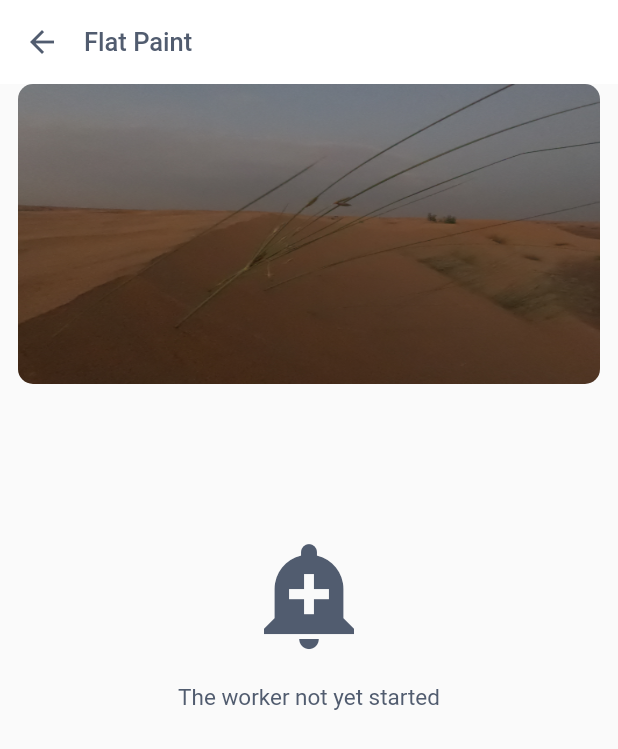
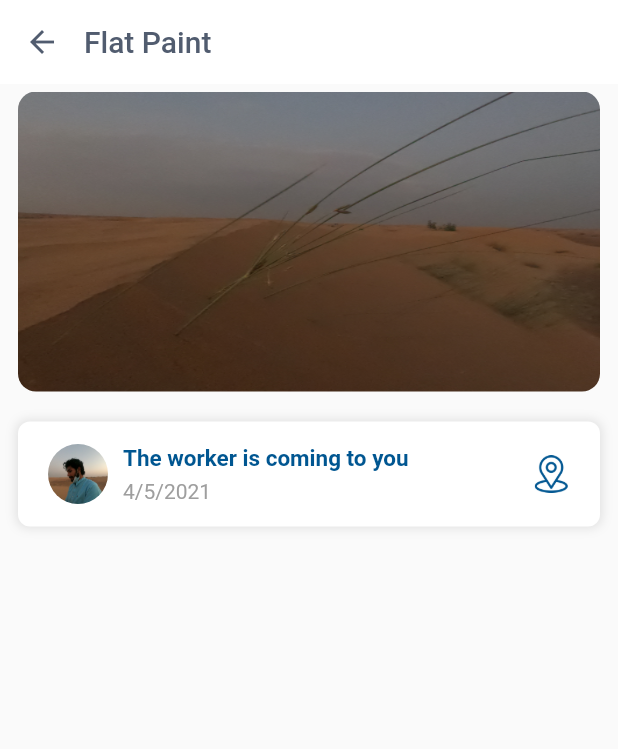
Before and after one commit to Ardhra-Vibin/my_ess, a Flutter app: the WorkProgress screen opened directly, after a tap on "Flat Paint", on a phone screen of 412 x 824 dp. Shown: the top 749 px of the screen. Run offline on Flutter 3.47's test engine with Material 2 defaults, Android fonts, the phone set to English and light mode, and no system bars; our stand-ins replace flutter_custom_clippers, material_design_icons_flutter, pin_code_fields, scrollable_positioned_list, shared_preferences; missing offline and left inert: dropdown_date_picker; accounts and stored records are empty.

```diff
--- a/lib/Views/Categories/category_screen.dart
+++ b/lib/Views/Categories/category_screen.dart
@@ -48,7 +48,7 @@ class _Category_ScreenState extends State<Category_Screen> {
               Stack(
                 children: [
                   Container(
-                    height: h / 5,
+                    height: h / 4.7,
                     width: w,
                     decoration: BoxDecoration(
                         color: primary,
@@ -228,7 +228,7 @@ class _Category_ScreenState extends State<Category_Screen> {
                     Padding(
                       padding: const EdgeInsets.only(right: 12,left: 12),
                       child: Container(
-                        height: 400,
+                        height: h/1.5,
                         child: searchResult.length >0?GridView.builder(
                             gridDelegate:SliverGridDelegateWithFixedCrossAxisCount(
                                 crossAxisCount: 2,
--- a/lib/Views/WorkProgress/check_work_progress.dart
+++ b/lib/Views/WorkProgress/check_work_progress.dart
@@ -1,4 +1,7 @@
+import 'dart:async';
+
 import 'package:flutter/material.dart';
+import 'package:flutter_ess_app/Views/WorkProgress/work_detail_screen3.dart';
 
 import '../widgets.dart';
 class CheckWorkProgress extends StatefulWidget {
@@ -10,6 +13,27 @@ class CheckWorkProgress extends StatefulWidget {
 }
 
 class _CheckWorkProgressState extends State<CheckWorkProgress> {
+
+  bool showw;
+
+  @override
+  void initState() {
+    // TODO: implement initState
+    super.initState();
+    setState(() {
+      showw = false;
+    });
+    _timer();
+  }
+
+  _timer()async {
+    Timer(Duration(seconds: 3),(){
+      setState(() {
+        showw=true;
+      });
+    });
+  }
+
   @override
   Widget build(BuildContext context) {
 
@@ -33,15 +57,20 @@ class _CheckWorkProgressState extends State<CheckWorkProgress> {
               child: Container(
                 height: 200,
                 width: w,
-                child:Image.asset(widget.img,fit: BoxFit.fill,),
+                child:Image.asset(widget.img,fit: BoxFit.cover,),
               ),
             ),
-            SizedBox(height: 100,),
-            Icon(Icons.add_alert,color: tG,size: 80,),
-            Padding(
-              padding: const EdgeInsets.only(top: 20),
-              child: Text("The worker not yet started",style:f15tG,),
-            )
+            showw == false?   Column(
+              children: [
+                SizedBox(height: h/5,),
+                Image.asset("assets/icons/bell.png",height: 70,),
+                Padding(
+                  padding: const EdgeInsets.only(top: 20),
+                  child: Text("The worker has not yet started",style:f17tG,),
+                )
+              ],
+            ) : PricingTerms(),
+
             ],
         ),
       ),
--- /dev/null
+++ b/lib/Views/WorkProgress/work_detail_screen1.dart
@@ -0,0 +1,89 @@
+import 'dart:ui';
+
+import 'package:flutter/cupertino.dart';
+import 'package:flutter_ess_app/Views/WorkProgress/work_detail_screen2.dart';
+import 'package:intl/intl.dart';
+import 'package:flutter/material.dart';
+
+import '../widgets.dart';
+class CheckWorkScreen1 extends StatefulWidget {
+  String img;
+  CheckWorkScreen1({Key key,this.img}) : super(key: key);
+
+  @override
+  _CheckWorkScreen1State createState() => _CheckWorkScreen1State();
+}
+
+class _CheckWorkScreen1State extends State<CheckWorkScreen1> {
+  @override
+  Widget build(BuildContext context) {
+
+    var h = MediaQuery.of(context).size.height;
+    var w = MediaQuery.of(context).size.width;
+
+    return Scaffold(
+      appBar: AppBar(
+        backgroundColor: white,
+        elevation: 0,
+        iconTheme: IconThemeData(color: tG),
+        title: Text("Flat Paint",style: fappbar,),
+        titleSpacing: 0,
+      ),
+      body: Padding(
+        padding: const EdgeInsets.only(right: 12,left: 12,top: 5),
+        child: Column(
+          children: [
+            ClipRRect(
+              borderRadius:BorderRadius.circular(12),
+              child: Container(
+                height: 200,
+                width: w,
+                child:Image.asset(widget.img,fit: BoxFit.fill,),
+              ),
+            ),
+            SizedBox(height: 20,),
+            GestureDetector(
+              onTap: (){
+                Navigator.push(context, MaterialPageRoute(builder: (context) => WorkDetailsScreen2()));
+              },
+              child: Container(
+                  decoration: BoxDecoration(
+                    color: white,
+                    borderRadius: BorderRadius.circular(8),
+                    boxShadow: [BoxShadow(color: Colors.grey[300],
+                    spreadRadius: 1,blurRadius: 5),]
+                  ),
+                  child: Padding(
+                    padding: const EdgeInsets.only(left: 20,right: 20,top: 15,bottom: 15),
+                    child: Row(mainAxisAlignment: MainAxisAlignment.spaceBetween,
+                children: [
+                    Row(
+                      children: [
+                        Container(clipBehavior: Clip.antiAlias,
+                            height: 40,width: 40,
+                            decoration: BoxDecoration(
+                              shape: BoxShape.circle,
+                            ),
+                            child: Image.asset("assets/images/GOPR2789.JPG",fit: BoxFit.cover,)),
+                        SizedBox(width: 10,),
+                        Column(crossAxisAlignment: CrossAxisAlignment.start,
+                          children: [
+                            Text("The worker is coming to you",style: f15BB,),
+                            SizedBox(height: 5,),
+                            Text(DateFormat.yMd().format(DateTime.now()),
+                            style: f14g,)
+                          ],
+                        )
+                      ],
+                    ),
+                    Image.asset("assets/icons/location.png",color: primary,height: 25,)
+                ],
+              ),
+                  )),
+            )
+          ],
+        ),
+      ),
+    );
+  }
+}
--- a/lib/Views/WorkProgress/work_progress_screen.dart
+++ b/lib/Views/WorkProgress/work_progress_screen.dart
@@ -1,5 +1,6 @@
 import 'package:flutter/material.dart';
 import 'package:flutter_ess_app/Views/Categories/notification_screen.dart';
+import 'package:flutter_ess_app/Views/WorkProgress/work_detail_screen1.dart';
 import 'package:material_design_icons_flutter/material_design_icons_flutter.dart';
 
 import '../widgets.dart';
@@ -15,9 +16,9 @@ class _WorkProgressState extends State<WorkProgress> {
 
     var h = MediaQuery.of(context).size.height;
     var w = MediaQuery.of(context).size.width;
-
     return Scaffold(
       backgroundColor: primary,
+
       body: Column(
         children: [
           Padding(
@@ -133,7 +134,7 @@ class _WorkProgressState extends State<WorkProgress> {
                       padding: const EdgeInsets.only(top: 10),
                       child: GestureDetector(
                         onTap: (){
-                          Navigator.push(context, MaterialPageRoute(builder: (context)=>CheckWorkProgress(img:"assets/images/GOPR2792.JPG")));
+                          Navigator.push(context, MaterialPageRoute(builder: (context)=>CheckWorkScreen1(img:"assets/images/GOPR2792.JPG")));
                         },
                         child: Container(
                           decoration: BoxDecoration(
--- a/lib/Views/widgets.dart
+++ b/lib/Views/widgets.dart
@@ -25,6 +25,14 @@ TextStyle f17P = TextStyle(
     fontWeight: FontWeight.bold
 
 );
+
+TextStyle f18WB = TextStyle(
+    fontSize: 17,
+    color: Colors.white,
+    fontWeight: FontWeight.bold
+);
+
+
 TextStyle f17WB = TextStyle(
   fontSize: 15,
   color: Colors.white,
@@ -35,6 +43,21 @@ TextStyle f17tG = TextStyle(
   color: tG,
 );
 
+TextStyle f25tG = TextStyle(
+  fontSize: 25,
+  color: tG,
+);
+
+TextStyle f21tG = TextStyle(
+  fontSize: 21,
+  color: tG,
+);
+
+TextStyle fappbar = TextStyle(
+  color: tG,
+);
+
+
 TextStyle f15 = TextStyle(
     fontSize: 15,
 );
@@ -43,9 +66,23 @@ TextStyle f15B = TextStyle(
     fontWeight: FontWeight.bold
 );
 
+
+
+TextStyle f15BB = TextStyle(
+    fontSize: 15,
+    color: primary,
+    fontWeight: FontWeight.bold
+);
+
 TextStyle f15tG = TextStyle(
     fontSize: 15,
     color: tG
+);
+
+TextStyle f15tGB = TextStyle(
+    fontSize: 15,
+    color: tG,
+    fontWeight: FontWeight.bold
 );
 TextStyle f15W = TextStyle(
   fontSize: 15,
@@ -59,6 +96,12 @@ TextStyle f14W = TextStyle(
 
 TextStyle f14 = TextStyle(
     fontSize: 14,
+);
+
+TextStyle f14wB = TextStyle(
+  fontSize: 14,
+    color: white,
+  fontWeight: FontWeight.w500
 );
 
 TextStyle f12 = TextStyle(
--- a/pubspec.yaml
+++ b/pubspec.yaml
@@ -35,6 +35,7 @@ dependencies:
   flutter_custom_clippers: ^1.1.2
   scrollable_positioned_list: ^0.1.10
   dropdown_date_picker: ^0.1.1+2
+  url_launcher: ^6.0.3
   intl:
 
 
@@ -56,7 +57,10 @@ flutter:
 
   # To add assets to your application, add an assets section, like this:
   assets:
+    - assets/icons/location.png
+    - assets/icons/bell.png
     - assets/images/logo.jpg
+    - assets/images/g_map.png
     - assets/images/india.png
     - assets/images/uae.png
     - assets/images/america.png
```
Also changed, not shown: lib/Views/WorkProgress/work_detail_screen2.dart (added, +128 -0 lines), lib/Views/WorkProgress/work_detail_screen3.dart (added, +182 -0 lines), assets/icons/bell.png (added), assets/icons/location.png (added), assets/images/g_map.png (added), pubspec.lock.
